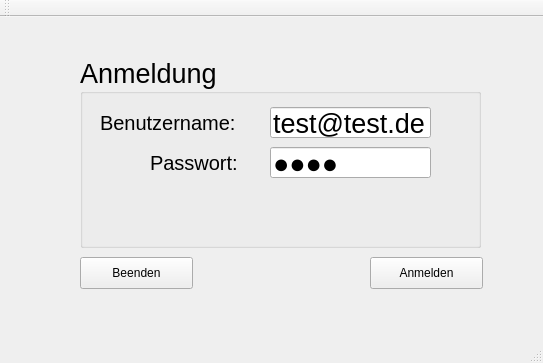
This is haushaltsverwaltung.ui in sess2016C/se2016C as Qt 5 draws it before an edit. The edited form follows.
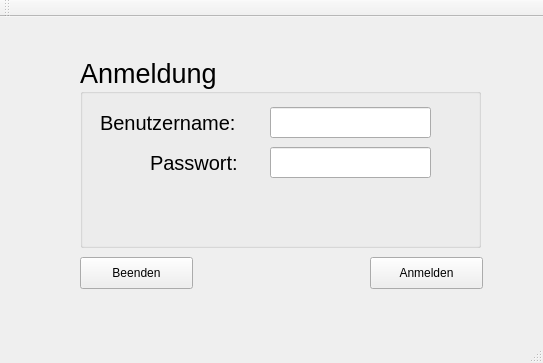
This is the edited form.

Patch:
```diff
--- a/haushaltsverwaltung.ui
+++ b/haushaltsverwaltung.ui
@@ -44,7 +44,7 @@
       <string>Tragen Sie hier ihre Email ein</string>
      </property>
      <property name="text">
-      <string>test@test.de</string>
+      <string/>
      </property>
     </widget>
     <widget class="QLineEdit" name="txt_Passwort">
@@ -57,7 +57,7 @@
       </rect>
      </property>
      <property name="text">
-      <string>1234</string>
+      <string/>
      </property>
      <property name="echoMode">
       <enum>QLineEdit::Password</enum>
```
